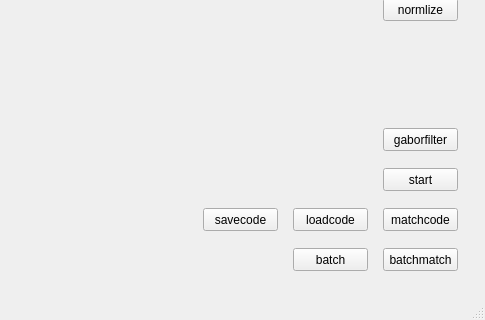
Qt form mainwindow.ui (YuanYonggod/BurningEyes) before a commit; both pictures show x 87 to 572 and y 299 to 619 of the 572 by 619 pixel window.
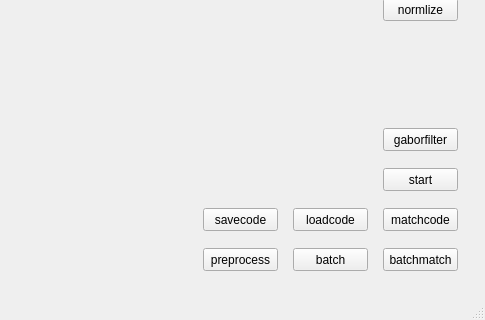
The same form after that commit.

The edit to the form file:
```diff
--- a/mainwindow.ui
+++ b/mainwindow.ui
@@ -196,6 +196,19 @@
      <string>batchmatch</string>
     </property>
    </widget>
+   <widget class="QPushButton" name="pushButton_11">
+    <property name="geometry">
+     <rect>
+      <x>290</x>
+      <y>530</y>
+      <width>75</width>
+      <height>23</height>
+     </rect>
+    </property>
+    <property name="text">
+     <string>preprocess</string>
+    </property>
+   </widget>
   </widget>
   <widget class="QMenuBar" name="menuBar">
    <property name="geometry">
```
